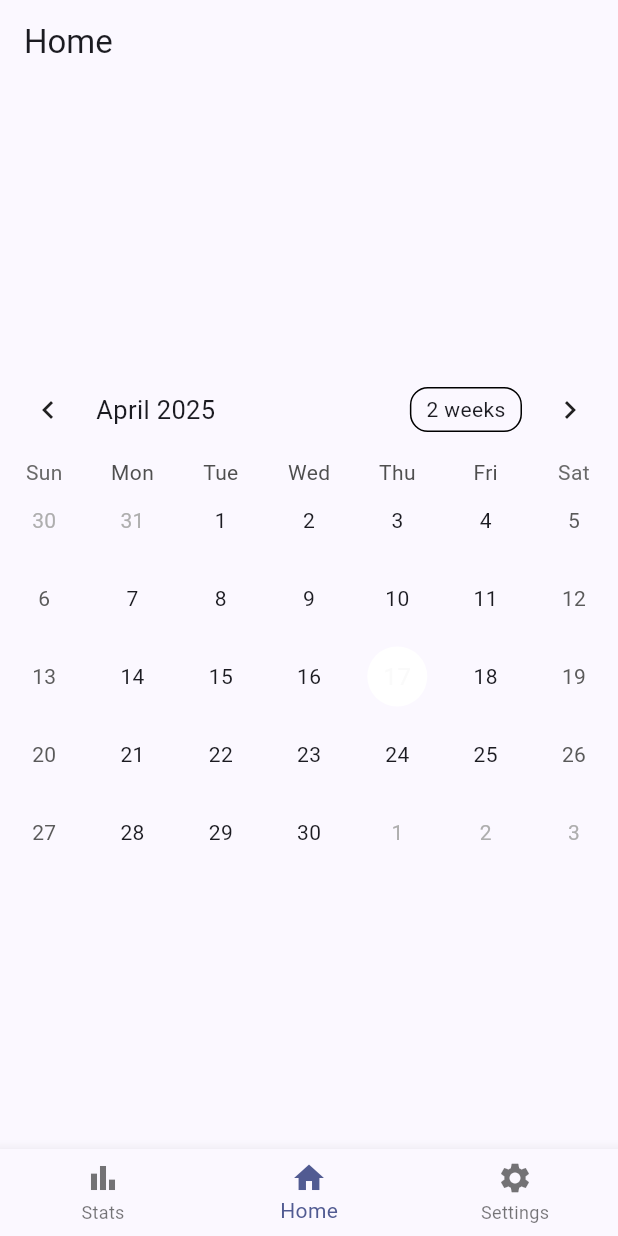
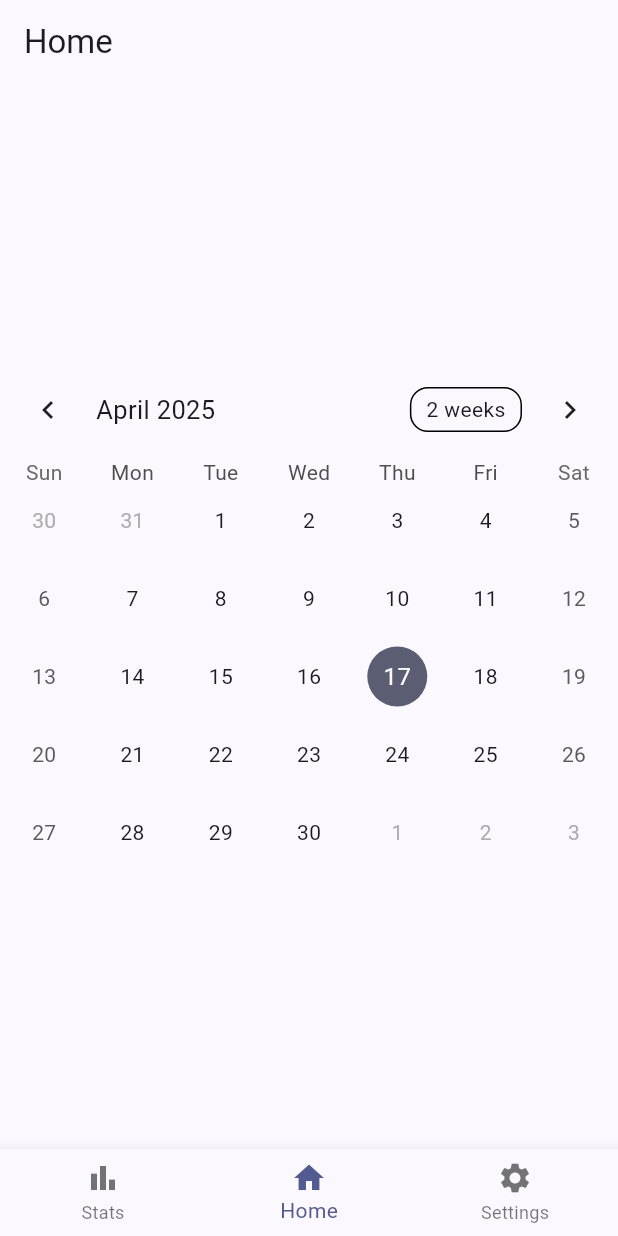
Before and after one commit to MaximeLeBesnerais/pay_track, a Flutter app: the screen it shows after launch, on a phone screen of 412 x 824 dp. Run offline on Flutter 3.47's test engine with Material 3 defaults, Android fonts, the phone set to English and light mode, and no system bars; drawn by our look-alikes of table_calendar; our stand-ins replace shared_preferences; missing offline and left inert: rrule.

Commit message:
Update selectedDecoration color in TableCalendar for improved visibility

```diff
--- a/lib/screens/home.dart
+++ b/lib/screens/home.dart
@@ -24,7 +24,7 @@ class _HomeScreenState extends State<HomeScreen> {
               shape: BoxShape.circle,
             ),
             selectedDecoration: BoxDecoration(
-              color: Theme.of(context).buttonTheme.colorScheme?.onPrimary,
+              color: Theme.of(context).buttonTheme.colorScheme?.secondary,
               shape: BoxShape.circle,
             ),
           ),
```
